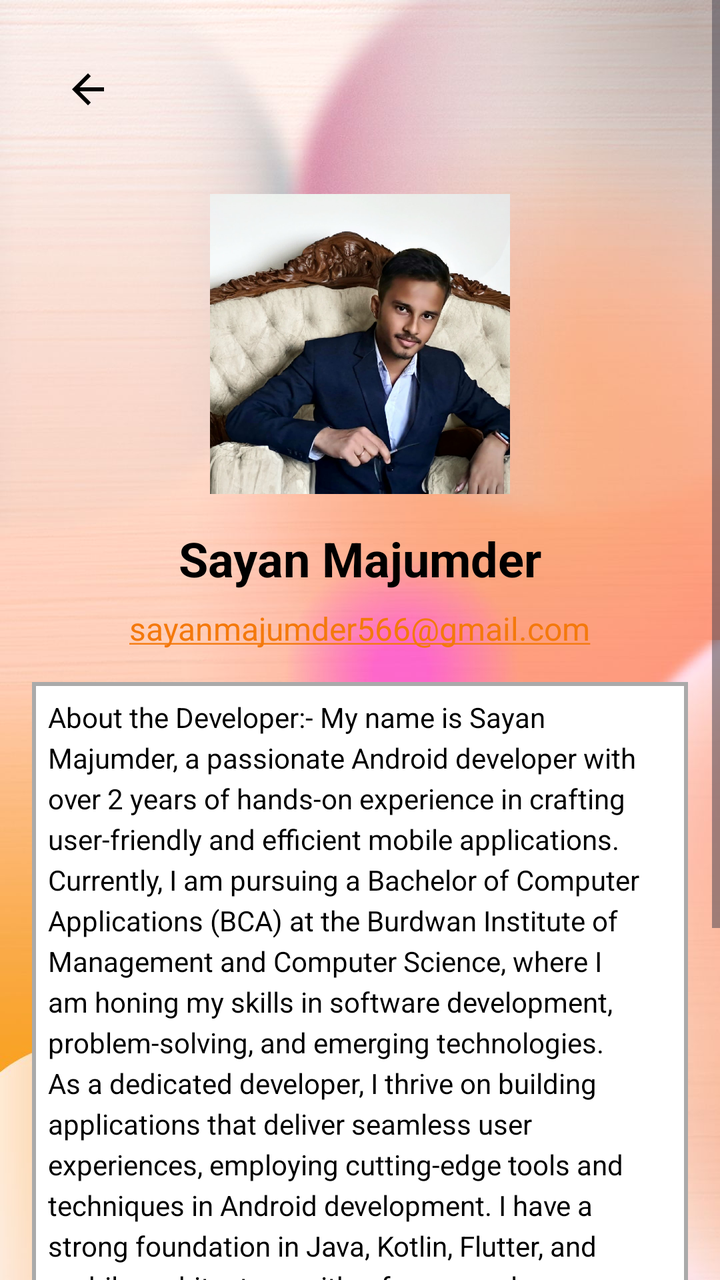
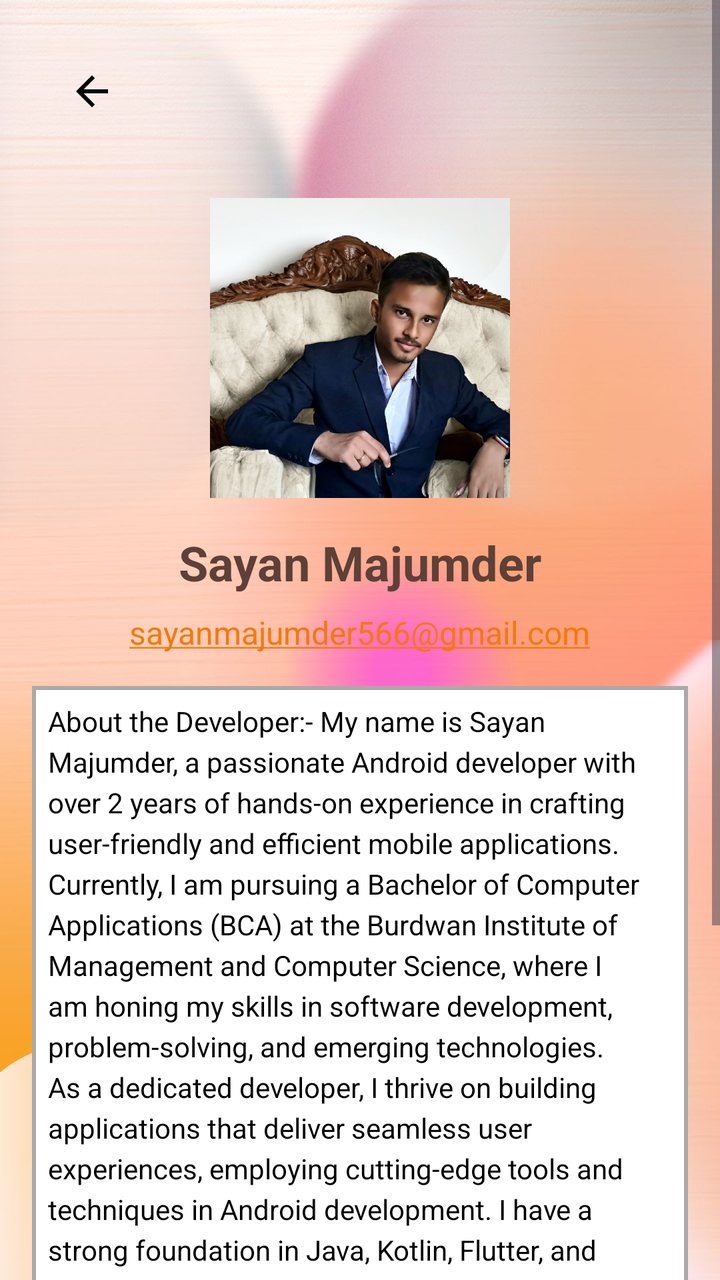

Before-and-after screenshots of an Android layout around one commit, followed by the original layout XML and the change that was made.
<!-- AndroidManifest.xml: application theme Theme.MyApplication -->
<!-- res/layout/activity_devoloperdetails.xml -->
<?xml version="1.0" encoding="utf-8"?>
<androidx.constraintlayout.widget.ConstraintLayout
    xmlns:android="http://schemas.android.com/apk/res/android"
    xmlns:app="http://schemas.android.com/apk/res-auto"
    xmlns:tools="http://schemas.android.com/tools"
    android:layout_width="match_parent"
    android:layout_height="match_parent"
    android:background="@drawable/untitleddesignh"
    tools:context=".devoloperdetails"
    android:id="@+id/main">

    
    <ScrollView
        android:layout_width="match_parent"
        android:layout_height="match_parent">

        <androidx.constraintlayout.widget.ConstraintLayout
            android:layout_width="match_parent"
            android:layout_height="wrap_content"
            android:padding="16dp">

            
            <ImageButton
                android:id="@+id/button711"
                android:layout_width="24dp"
                android:layout_height="41dp"
                android:layout_marginStart="16dp"
                android:layout_marginTop="8dp"
                android:background="@null"
                android:src="@drawable/baseline_arrow_back_24"
                app:layout_constraintTop_toTopOf="parent"
                app:layout_constraintStart_toStartOf="parent"
                tools:ignore="ContentDescription,ImageContrastCheck" />

            
            <ImageView
                android:id="@+id/developerImage"
                android:layout_width="150dp"
                android:layout_height="150dp"
                android:layout_marginTop="32dp"
                android:src="@drawable/devoloper"
                android:contentDescription="@string/"
                android:scaleType="centerCrop"
                android:background="@drawable/circle_background"
                android:transitionName="developerImageTransition"
                app:layout_constraintTop_toBottomOf="@+id/button711"
                app:layout_constraintStart_toStartOf="parent"
                app:layout_constraintEnd_toEndOf="parent" />

            
            <TextView
                android:id="@+id/developerName"
                android:layout_width="wrap_content"
                android:layout_height="wrap_content"
                android:layout_marginTop="16dp"
                android:text="@string/devoloper"
                android:textColor="@color/black"
                android:textSize="24sp"
                android:textStyle="bold"
                app:layout_constraintEnd_toEndOf="parent"
                app:layout_constraintStart_toStartOf="parent"
                app:layout_constraintTop_toBottomOf="@+id/developerImage" />

            
            <TextView
                android:id="@+id/developerEmail"
                android:layout_width="wrap_content"
                android:layout_height="wrap_content"
                android:autoLink="email"
                android:text="@string/sayanmajumder566"
                android:textColor="@color/gray"
                android:textSize="16sp"
                app:layout_constraintTop_toBottomOf="@+id/developerName"
                app:layout_constraintStart_toStartOf="parent"
                app:layout_constraintEnd_toEndOf="parent"
                android:layout_marginTop="8dp"
                tools:ignore="TextContrastCheck" />

            
            <TextView
                android:id="@+id/aboutDeveloper"
                android:layout_width="0dp"
                android:layout_height="wrap_content"
                android:layout_marginTop="16dp"
                android:text="@string/devoloperabout"
                android:textColor="@color/black"
                android:textSize="14sp"
                android:lineSpacingExtra="4dp"
                android:padding="8dp"
                android:background="@drawable/rectangle"
                app:layout_constraintTop_toBottomOf="@+id/developerEmail"
                app:layout_constraintStart_toStartOf="parent"
                app:layout_constraintEnd_toEndOf="parent" />

            
            <Button
                android:id="@+id/sendEmailButton"
                android:layout_width="wrap_content"
                android:layout_height="wrap_content"
                android:layout_marginTop="16dp"
                android:backgroundTint="@color/purple_500"
                android:text="@string/send"
                android:textColor="@android:color/white"
                app:layout_constraintTop_toBottomOf="@+id/aboutDeveloper"
                app:layout_constraintStart_toStartOf="parent"
                app:layout_constraintEnd_toEndOf="parent"
                app:layout_constraintBottom_toBottomOf="parent" />

        </androidx.constraintlayout.widget.ConstraintLayout>
    </ScrollView>

</androidx.constraintlayout.widget.ConstraintLayout>
<!-- resources referenced by this layout -->
<resources>
  <color name="black">#FF000000</color>
  <color name="gray">#808080</color>
  <color name="purple_500">#6200EE</color>
  <!-- drawable baseline_arrow_back_24 (drawable) -->
  <vector android:autoMirrored="true" android:height="24dp"
      android:tint="#000000" android:viewportHeight="24"
      android:viewportWidth="24" android:width="24dp" xmlns:android="http://schemas.android.com/apk/res/android">
      <path android:fillColor="@android:color/white" android:pathData="M20,11H7.83l5.59,-5.59L12,4l-8,8 8,8 1.41,-1.41L7.83,13H20v-2z"/>
  </vector>
  <!-- drawable circle_background (drawable) -->
  <?xml version="1.0" encoding="utf-8"?>
  <shape xmlns:android="http://schemas.android.com/apk/res/android">
      <solid android:color="@android:color/white"/>
      <corners android:radius="75dp"/>
      <stroke android:width="2dp" android:color="@android:color/darker_gray"/>
  </shape>
  <!-- drawable devoloper: jpg bitmap (drawable, 267137 bytes) -->
  <!-- drawable rectangle (drawable) -->
  <?xml version="1.0" encoding="utf-8"?>
  <shape xmlns:android="http://schemas.android.com/apk/res/android">
      <solid android:color="@android:color/white"/>
  
      <stroke android:width="2dp" android:color="@android:color/darker_gray"/>
  </shape>
  <!-- drawable untitleddesignh: jpg bitmap (drawable, 84470 bytes) -->
  <string name="devoloper">Sayan Majumder</string>
  <string name="devoloperabout">About the Developer:- My name is Sayan Majumder, a passionate Android developer with over 2 years of hands-on experience in crafting user-friendly and efficient mobile applications. Currently, I am pursuing a Bachelor of Computer Applications (BCA) at the Burdwan Institute of Management and Computer Science, where I am honing my skills in software development, problem-solving, and emerging technologies. As a dedicated developer, I thrive on building applications that deliver seamless user experiences, employing cutting-edge tools and techniques in Android development. I have a strong foundation in Java, Kotlin, Flutter, and mobile architecture, with a focus on clean, maintainable, and scalable code. When I\'m not coding, I’m exploring new technologies and enhancing my expertise to deliver innovative solutions. My journey in Android development reflects my commitment to providing high-quality applications that meet user needs and industry standards.</string>
  <string name="sayanmajumder566">sayanmajumder566@gmail.com</string>
  <string name="send">Send Email</string>
  <style name="Theme.MyApplication" parent="Base.Theme.MyApplication" />
  <style name="Base.Theme.MyApplication" parent="Theme.Material3.DayNight.NoActionBar">
          
          
  
          <item name="colorPrimary">#F4790C</item>
      </style>
</resources>

<!-- the commit's change to res/layout/activity_devoloperdetails.xml (unified diff, before → after) -->
@@ -7,7 +7,8 @@
     android:layout_height="match_parent"
     android:background="@drawable/untitleddesignh"
     tools:context=".devoloperdetails"
-    android:id="@+id/main">
+    android:id="@+id/edittext"
+    tools:ignore="Overdraw">
 
     
     <ScrollView
@@ -22,15 +23,15 @@
             
             <ImageButton
                 android:id="@+id/button711"
-                android:layout_width="24dp"
-                android:layout_height="41dp"
+                android:layout_width="28dp"
+                android:layout_height="43dp"
                 android:layout_marginStart="16dp"
                 android:layout_marginTop="8dp"
                 android:background="@null"
                 android:src="@drawable/baseline_arrow_back_24"
+                app:layout_constraintStart_toStartOf="parent"
                 app:layout_constraintTop_toTopOf="parent"
-                app:layout_constraintStart_toStartOf="parent"
-                tools:ignore="ContentDescription,ImageContrastCheck" />
+                tools:ignore="ContentDescription,ImageContrastCheck,SpeakableTextPresentCheck,TouchTargetSizeCheck" />
 
             
             <ImageView
@@ -39,7 +40,7 @@
                 android:layout_height="150dp"
                 android:layout_marginTop="32dp"
                 android:src="@drawable/devoloper"
-                android:contentDescription="@string/"
+                android:contentDescription="@string/hii"
                 android:scaleType="centerCrop"
                 android:background="@drawable/circle_background"
                 android:transitionName="developerImageTransition"
@@ -54,7 +55,7 @@
                 android:layout_height="wrap_content"
                 android:layout_marginTop="16dp"
                 android:text="@string/devoloper"
-                android:textColor="@color/black"
+                android:textColor="#5D4037"
                 android:textSize="24sp"
                 android:textStyle="bold"
                 app:layout_constraintEnd_toEndOf="parent"
@@ -90,7 +91,8 @@
                 android:background="@drawable/rectangle"
                 app:layout_constraintTop_toBottomOf="@+id/developerEmail"
                 app:layout_constraintStart_toStartOf="parent"
-                app:layout_constraintEnd_toEndOf="parent" />
+                app:layout_constraintEnd_toEndOf="parent"
+                tools:ignore="VisualLintLongText" />
 
             
             <Button
@@ -100,11 +102,12 @@
                 android:layout_marginTop="16dp"
                 android:backgroundTint="@color/purple_500"
                 android:text="@string/send"
-                android:textColor="@android:color/white"
+                android:textColor="#FFCCBC"
+                app:layout_constraintBottom_toBottomOf="parent"
+                app:layout_constraintEnd_toEndOf="parent"
+                app:layout_constraintStart_toStartOf="parent"
                 app:layout_constraintTop_toBottomOf="@+id/aboutDeveloper"
-                app:layout_constraintStart_toStartOf="parent"
-                app:layout_constraintEnd_toEndOf="parent"
-                app:layout_constraintBottom_toBottomOf="parent" />
+                tools:ignore="TextContrastCheck,TextContrastCheck" />
 
         </androidx.constraintlayout.widget.ConstraintLayout>
     </ScrollView>
<!-- resource entries referenced after the edit -->
@@ -16,7 +16,7 @@
       <corners android:radius="75dp"/>
       <stroke android:width="2dp" android:color="@android:color/darker_gray"/>
   </shape>
-  <!-- drawable devoloper: jpg bitmap (drawable, 267137 bytes) -->
+  <!-- drawable devoloper: jpg bitmap (drawable-mdpi, 267137 bytes) -->
   <!-- drawable rectangle (drawable) -->
   <?xml version="1.0" encoding="utf-8"?>
   <shape xmlns:android="http://schemas.android.com/apk/res/android">
@@ -24,9 +24,10 @@
   
       <stroke android:width="2dp" android:color="@android:color/darker_gray"/>
   </shape>
-  <!-- drawable untitleddesignh: jpg bitmap (drawable, 84470 bytes) -->
+  <!-- drawable untitleddesignh: jpg bitmap (drawable-mdpi, 84470 bytes) -->
   <string name="devoloper">Sayan Majumder</string>
   <string name="devoloperabout">About the Developer:- My name is Sayan Majumder, a passionate Android developer with over 2 years of hands-on experience in crafting user-friendly and efficient mobile applications. Currently, I am pursuing a Bachelor of Computer Applications (BCA) at the Burdwan Institute of Management and Computer Science, where I am honing my skills in software development, problem-solving, and emerging technologies. As a dedicated developer, I thrive on building applications that deliver seamless user experiences, employing cutting-edge tools and techniques in Android development. I have a strong foundation in Java, Kotlin, Flutter, and mobile architecture, with a focus on clean, maintainable, and scalable code. When I\'m not coding, I’m exploring new technologies and enhancing my expertise to deliver innovative solutions. My journey in Android development reflects my commitment to providing high-quality applications that meet user needs and industry standards.</string>
+  <string name="hii">hii</string>
   <string name="sayanmajumder566">sayanmajumder566@gmail.com</string>
   <string name="send">Send Email</string>
   <style name="Theme.MyApplication" parent="Base.Theme.MyApplication" />
